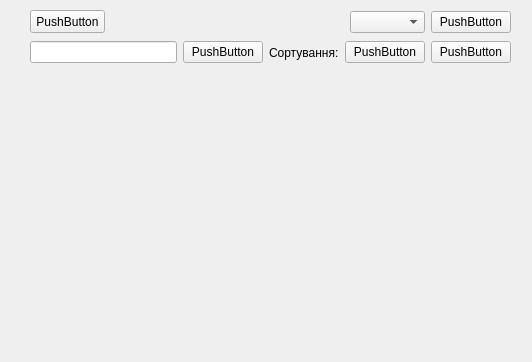
Above: patientlist.ui from Shadowfank/ClinicRegistry before the change. Below: the same form after it.
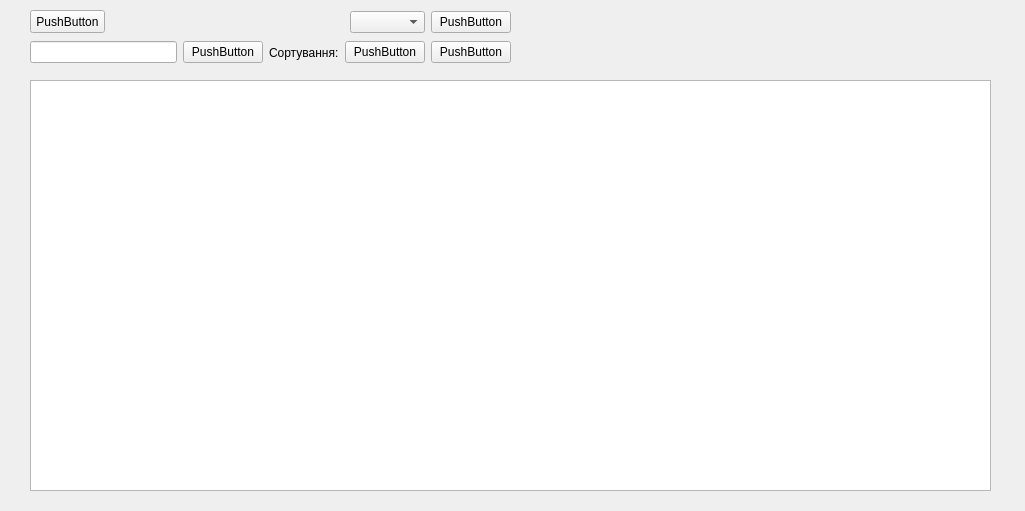
That is the form after the change.

What changed in the file:
```diff
--- a/patientlist.ui
+++ b/patientlist.ui
@@ -6,8 +6,8 @@
    <rect>
     <x>0</x>
     <y>0</y>
-    <width>532</width>
-    <height>362</height>
+    <width>1025</width>
+    <height>511</height>
    </rect>
   </property>
   <property name="windowTitle">
@@ -26,7 +26,7 @@
     <string>PushButton</string>
    </property>
   </widget>
-  <widget class="QWidget" name="">
+  <widget class="QWidget" name="layoutWidget">
    <property name="geometry">
     <rect>
      <x>350</x>
@@ -48,7 +48,7 @@
     </item>
    </layout>
   </widget>
-  <widget class="QWidget" name="">
+  <widget class="QWidget" name="layoutWidget">
    <property name="geometry">
     <rect>
      <x>30</x>
@@ -101,6 +101,16 @@
     </item>
    </layout>
   </widget>
+  <widget class="QTableView" name="tablePatients">
+   <property name="geometry">
+    <rect>
+     <x>30</x>
+     <y>80</y>
+     <width>961</width>
+     <height>411</height>
+    </rect>
+   </property>
+  </widget>
  </widget>
  <resources/>
  <connections/>
```
